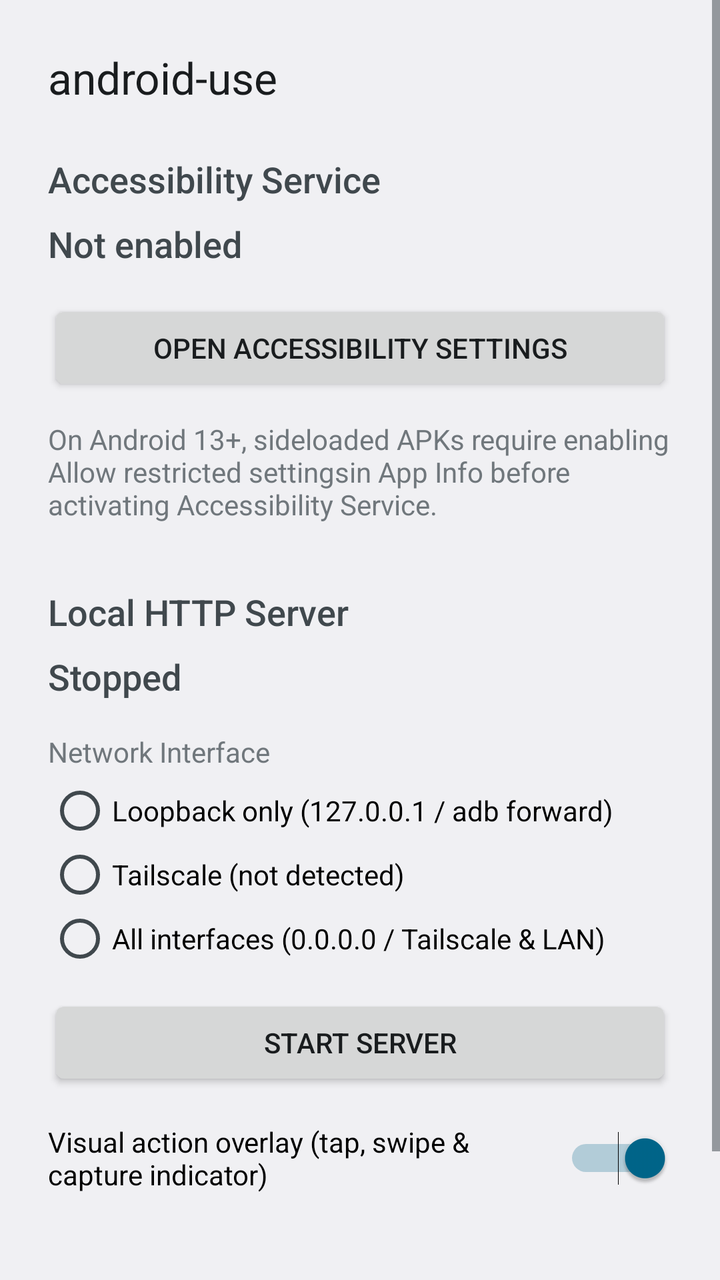
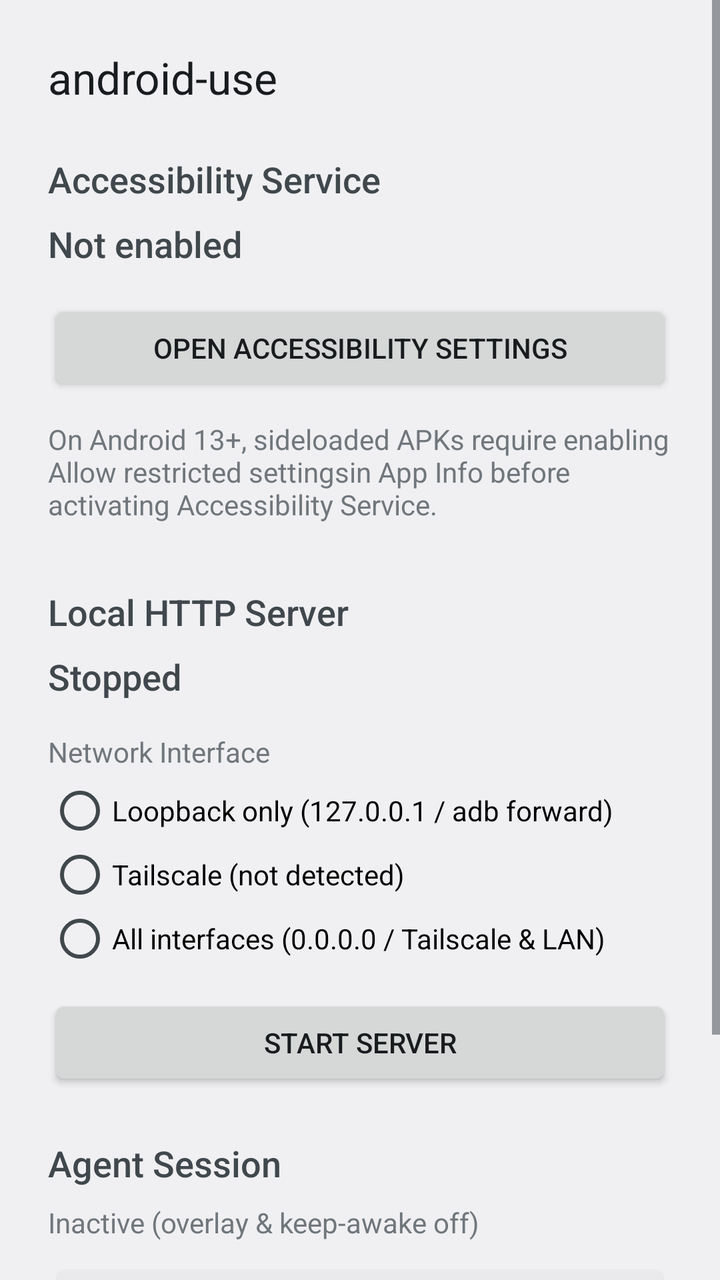

An Android layout rendered at two revisions. The XML below is the earlier revision; the diff shows what the commit changed to produce the second picture.
<!-- AndroidManifest.xml: application theme Theme.AndroidUse -->
<!-- res/layout/activity_main.xml -->
<?xml version="1.0" encoding="utf-8"?>
<ScrollView xmlns:android="http://schemas.android.com/apk/res/android"
    android:id="@+id/rootScrollView"
    android:layout_width="match_parent"
    android:layout_height="match_parent"
    android:clipToPadding="false">

    <LinearLayout
        android:id="@+id/contentContainer"
        android:layout_width="match_parent"
        android:layout_height="wrap_content"
        android:orientation="vertical"
        android:padding="24dp">

        <TextView
            android:id="@+id/titleText"
            android:layout_width="wrap_content"
            android:layout_height="wrap_content"
            android:text="@string/app_name"
            android:textAppearance="?android:attr/textAppearanceLarge" />

        <TextView
            android:id="@+id/statusHeadingText"
            android:layout_width="wrap_content"
            android:layout_height="wrap_content"
            android:layout_marginTop="24dp"
            android:text="@string/status_heading"
            android:textAppearance="?android:attr/textAppearanceMedium" />

        <TextView
            android:id="@+id/statusValueText"
            android:layout_width="wrap_content"
            android:layout_height="wrap_content"
            android:layout_marginTop="8dp"
            android:text="@string/status_disconnected"
            android:textAppearance="?android:attr/textAppearanceMedium" />

        <Button
            android:id="@+id/openSettingsButton"
            android:layout_width="match_parent"
            android:layout_height="wrap_content"
            android:layout_marginTop="16dp"
            android:text="@string/open_accessibility_settings" />

        <TextView
            android:id="@+id/restrictedSettingsHintText"
            android:layout_width="match_parent"
            android:layout_height="wrap_content"
            android:layout_marginTop="12dp"
            android:text="@string/restricted_settings_hint"
            android:textAppearance="?android:attr/textAppearanceSmall" />

        <TextView
            android:id="@+id/serverHeadingText"
            android:layout_width="wrap_content"
            android:layout_height="wrap_content"
            android:layout_marginTop="32dp"
            android:text="@string/server_heading"
            android:textAppearance="?android:attr/textAppearanceMedium" />

        <TextView
            android:id="@+id/serverStatusValueText"
            android:layout_width="wrap_content"
            android:layout_height="wrap_content"
            android:layout_marginTop="8dp"
            android:text="@string/server_status_stopped"
            android:textAppearance="?android:attr/textAppearanceMedium" />

        <TextView
            android:id="@+id/bindModeHeadingText"
            android:layout_width="wrap_content"
            android:layout_height="wrap_content"
            android:layout_marginTop="16dp"
            android:text="@string/bind_mode_heading"
            android:textAppearance="?android:attr/textAppearanceSmall" />

        <RadioGroup
            android:id="@+id/bindModeGroup"
            android:layout_width="match_parent"
            android:layout_height="wrap_content"
            android:layout_marginTop="4dp">

            <RadioButton
                android:id="@+id/bindModeLoopback"
                android:layout_width="match_parent"
                android:layout_height="wrap_content"
                android:text="@string/bind_mode_loopback" />

            <RadioButton
                android:id="@+id/bindModeTailscale"
                android:layout_width="match_parent"
                android:layout_height="wrap_content"
                android:text="@string/bind_mode_tailscale_unavailable" />

            <RadioButton
                android:id="@+id/bindModeAll"
                android:layout_width="match_parent"
                android:layout_height="wrap_content"
                android:text="@string/bind_mode_all" />
        </RadioGroup>

        <Button
            android:id="@+id/toggleServerButton"
            android:layout_width="match_parent"
            android:layout_height="wrap_content"
            android:layout_marginTop="12dp"
            android:text="@string/start_server" />

        <Switch
            android:id="@+id/overlaySwitch"
            android:layout_width="match_parent"
            android:layout_height="wrap_content"
            android:layout_marginTop="16dp"
            android:checked="true"
            android:text="@string/overlay_switch_label" />

        <LinearLayout
            android:id="@+id/authTokenContainer"
            android:layout_width="match_parent"
            android:layout_height="wrap_content"
            android:layout_marginTop="16dp"
            android:orientation="vertical"
            android:visibility="gone">

            <TextView
                android:id="@+id/authTokenHeadingText"
                android:layout_width="wrap_content"
                android:layout_height="wrap_content"
                android:text="@string/auth_token_heading"
                android:textAppearance="?android:attr/textAppearanceSmall" />

            <TextView
                android:id="@+id/authTokenValueText"
                android:layout_width="match_parent"
                android:layout_height="wrap_content"
                android:layout_marginTop="4dp"
                android:fontFamily="monospace"
                android:textIsSelectable="true"
                android:textAppearance="?android:attr/textAppearanceSmall" />

            <Button
                android:id="@+id/rotateTokenButton"
                android:layout_width="match_parent"
                android:layout_height="wrap_content"
                android:layout_marginTop="8dp"
                android:text="@string/rotate_token" />
        </LinearLayout>

        <TextView
            android:id="@+id/connectionHintText"
            android:layout_width="match_parent"
            android:layout_height="wrap_content"
            android:layout_marginTop="16dp"
            android:fontFamily="monospace"
            android:textIsSelectable="true"
            android:textAppearance="?android:attr/textAppearanceSmall" />

        <Button
            android:id="@+id/copyCommandButton"
            android:layout_width="match_parent"
            android:layout_height="wrap_content"
            android:layout_marginTop="8dp"
            android:text="@string/copy_command" />

    </LinearLayout>
</ScrollView>
<!-- resources referenced by this layout -->
<resources>
  <string name="app_name">android-use</string>
  <string name="auth_token_heading">Bearer Token (required outside loopback)</string>
  <string name="bind_mode_all">All interfaces (0.0.0.0 / Tailscale &amp; LAN)</string>
  <string name="bind_mode_heading">Network Interface</string>
  <string name="bind_mode_loopback">Loopback only (127.0.0.1 / adb forward)</string>
  <string name="bind_mode_tailscale_unavailable">Tailscale (not detected)</string>
  <string name="copy_command">Copy curl Command</string>
  <string name="open_accessibility_settings">Open Accessibility Settings</string>
  <string name="overlay_switch_label">Visual action overlay (tap, swipe &amp; capture indicator)</string>
  <string name="restricted_settings_hint">On Android 13+, sideloaded APKs require enabling "Allow restricted settings" in App Info before activating Accessibility Service.</string>
  <string name="rotate_token">Rotate Token</string>
  <string name="server_heading">Local HTTP Server</string>
  <string name="server_status_stopped">Stopped</string>
  <string name="start_server">Start Server</string>
  <string name="status_disconnected">Not enabled</string>
  <string name="status_heading">Accessibility Service</string>
  <style name="Theme.AndroidUse" parent="android:Theme.DeviceDefault.DayNight">
          <item name="android:windowActionBar">false</item>
          <item name="android:windowNoTitle">true</item>
      </style>
</resources>

<!-- the commit's change to res/layout/activity_main.xml (unified diff, before → after) -->
@@ -106,13 +106,29 @@
             android:layout_marginTop="12dp"
             android:text="@string/start_server" />
 
-        <Switch
-            android:id="@+id/overlaySwitch"
+        <TextView
+            android:id="@+id/sessionHeadingText"
+            android:layout_width="wrap_content"
+            android:layout_height="wrap_content"
+            android:layout_marginTop="24dp"
+            android:text="@string/session_heading"
+            android:textAppearance="?android:attr/textAppearanceMedium" />
+
+        <TextView
+            android:id="@+id/sessionStatusValueText"
+            android:layout_width="wrap_content"
+            android:layout_height="wrap_content"
+            android:layout_marginTop="8dp"
+            android:text="@string/session_status_inactive"
+            android:textAppearance="?android:attr/textAppearanceSmall" />
+
+        <Button
+            android:id="@+id/endSessionButton"
             android:layout_width="match_parent"
             android:layout_height="wrap_content"
-            android:layout_marginTop="16dp"
-            android:checked="true"
-            android:text="@string/overlay_switch_label" />
+            android:layout_marginTop="8dp"
+            android:enabled="false"
+            android:text="@string/end_session" />
 
         <LinearLayout
             android:id="@+id/authTokenContainer"
<!-- resource entries referenced after the edit -->
@@ -7,12 +7,14 @@
   <string name="bind_mode_loopback">Loopback only (127.0.0.1 / adb forward)</string>
   <string name="bind_mode_tailscale_unavailable">Tailscale (not detected)</string>
   <string name="copy_command">Copy curl Command</string>
+  <string name="end_session">End Session</string>
   <string name="open_accessibility_settings">Open Accessibility Settings</string>
-  <string name="overlay_switch_label">Visual action overlay (tap, swipe &amp; capture indicator)</string>
   <string name="restricted_settings_hint">On Android 13+, sideloaded APKs require enabling "Allow restricted settings" in App Info before activating Accessibility Service.</string>
   <string name="rotate_token">Rotate Token</string>
   <string name="server_heading">Local HTTP Server</string>
   <string name="server_status_stopped">Stopped</string>
+  <string name="session_heading">Agent Session</string>
+  <string name="session_status_inactive">Inactive (overlay &amp; keep-awake off)</string>
   <string name="start_server">Start Server</string>
   <string name="status_disconnected">Not enabled</string>
   <string name="status_heading">Accessibility Service</string>
